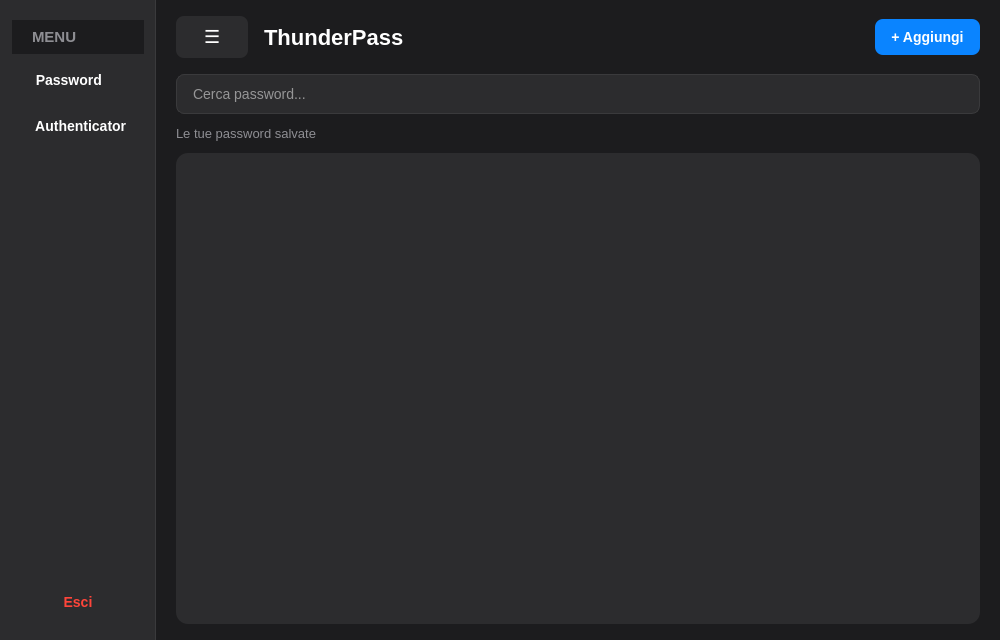
Above: src/vaultwindow.ui from IlTocche/ThunderPass before the change. Below: the same form after it.
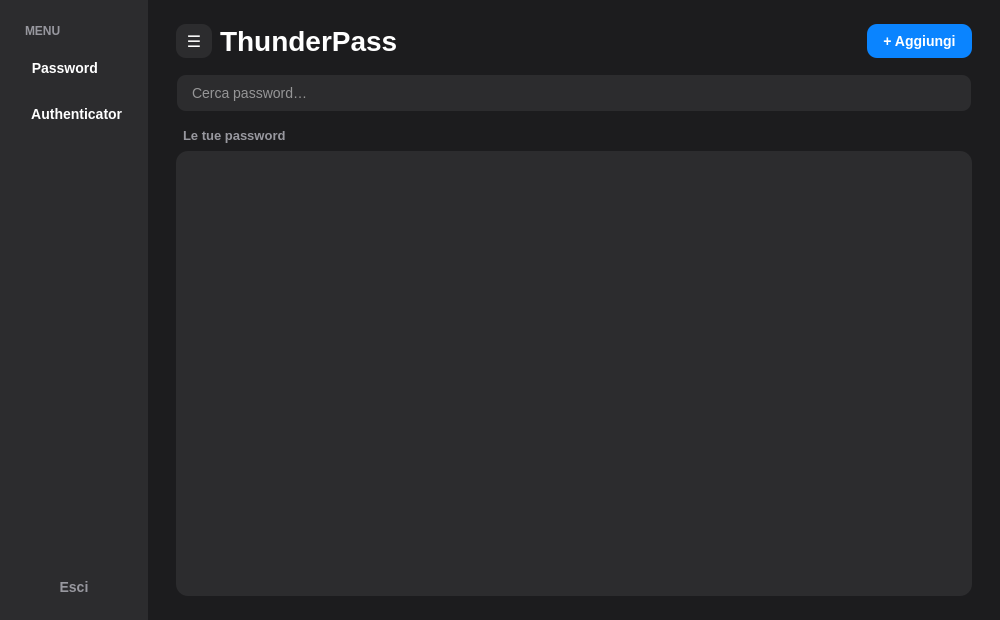
That is the form after the change.

Commit message: Add collapsible side menu with Password and Authenticator pages, preserving existing UI style

What changed in the file:
```diff
--- a/src/vaultwindow.ui
+++ b/src/vaultwindow.ui
@@ -7,59 +7,131 @@
     <x>0</x>
     <y>0</y>
     <width>1000</width>
-    <height>640</height>
+    <height>620</height>
    </rect>
   </property>
+  <property name="minimumSize">
+   <size>
+    <width>720</width>
+    <height>420</height>
+   </size>
+  </property>
   <property name="windowTitle">
    <string>ThunderPass</string>
   </property>
   <property name="styleSheet">
    <string notr="true">
-QMainWindow, QWidget {
+QMainWindow, QWidget#centralwidget {
     background-color: #1c1c1e;
+}
+QLabel {
     color: #ffffff;
-    font-family: "SF Pro Display", "Segoe UI", sans-serif;
 }
+QLabel#titleLabel {
+    font-size: 28px;
+    font-weight: 700;
+}
+QLabel#subtitleLabel {
+    font-size: 13px;
+    font-weight: 600;
+    color: #98989f;
+    padding-left: 4px;
+}
+QLabel#menuTitle {
+    font-size: 12px;
+    font-weight: 600;
+    color: #98989f;
+    padding: 4px 10px;
+}
+
+/* Bottoni principali (i tuoi) */
 QPushButton {
     background-color: #0a84ff;
-    color: white;
+    color: #ffffff;
     border: none;
-    border-radius: 8px;
-    padding: 10px 16px;
+    border-radius: 10px;
+    min-height: 20px;
+    padding: 7px 16px;
     font-size: 14px;
     font-weight: 600;
 }
-QPushButton:hover { background-color: #0071e3; }
+QPushButton:hover {
+    background-color: #2b95ff;
+}
+QPushButton:pressed {
+    background-color: #0066d6;
+}
+
+/* Logout (il tuo stile) */
 QPushButton#logoutButton {
     background-color: transparent;
-    color: #ff453a;
+    color: #98989f;
+    font-weight: 500;
 }
-QPushButton#logoutButton:hover { color: #ff6961; }
+QPushButton#logoutButton:hover {
+    background-color: #2c2c2e;
+    color: #ffffff;
+}
+QPushButton#logoutButton:pressed {
+    background-color: #3a3a3c;
+}
+
+/* Bottone menu ☰ */
 QPushButton#toggleMenuButton {
     background-color: #2c2c2e;
-    font-size: 18px;
-    min-width: 40px;
-    max-width: 40px;
+    color: #ffffff;
+    border-radius: 10px;
+    min-width: 36px;
+    max-width: 36px;
+    min-height: 34px;
+    font-size: 16px;
+    padding: 0px;
 }
-QPushButton#passwordsNavButton, QPushButton#authenticatorNavButton {
+QPushButton#toggleMenuButton:hover {
+    background-color: #3a3a3c;
+}
+
+/* Voci del menu laterale */
+QPushButton#passwordsNavButton,
+QPushButton#authenticatorNavButton {
     background-color: transparent;
+    color: #ffffff;
     text-align: left;
-    padding: 12px 16px;
+    border-radius: 10px;
+    padding: 10px 12px;
+    font-size: 14px;
     font-weight: 500;
 }
+QPushButton#passwordsNavButton:hover,
+QPushButton#authenticatorNavButton:hover {
+    background-color: #3a3a3c;
+}
+
+/* Menu laterale */
 QFrame#sideMenu {
     background-color: #2c2c2e;
-    border-right: 1px solid #3a3a3c;
+    border: none;
+    border-top-right-radius: 0px;
+    border-bottom-right-radius: 0px;
 }
+
+/* Ricerca (la tua) */
 QLineEdit#searchEdit {
     background-color: #2c2c2e;
-    border: 1px solid #3a3a3c;
-    border-radius: 8px;
-    padding: 10px 14px;
+    border: 2px solid transparent;
+    border-radius: 10px;
+    padding: 0px 12px;
+    min-height: 34px;
     color: #ffffff;
     font-size: 14px;
+    selection-background-color: #0a84ff;
+    placeholder-text-color: #636366;
 }
-QLineEdit#searchEdit:focus { border: 1px solid #0a84ff; }
+QLineEdit#searchEdit:focus {
+    border: 2px solid rgba(10, 132, 255, 60%);
+}
+
+/* Elenco (il tuo) */
 QListWidget {
     background-color: #2c2c2e;
     border: none;
@@ -73,13 +145,40 @@
     padding: 12px 14px;
     border-radius: 8px;
 }
-QListWidget::item:hover { background-color: #3a3a3c; }
-QListWidget::item:selected { background-color: #0a84ff; }
-QLabel#titleLabel { font-size: 22px; font-weight: 700; }
-QLabel#subtitleLabel { font-size: 13px; color: #8e8e93; }
-QLabel#menuTitle { font-size: 15px; font-weight: 600; color: #8e8e93; padding: 8px 16px; }
+QListWidget::item:hover {
+    background-color: #3a3a3c;
+}
+QListWidget::item:selected {
+    background-color: #0a84ff;
+    color: #ffffff;
+}
+QListWidget::item:selected:!active {
+    background-color: #48484a;
+}
+
+/* Scrollbar (le tue) */
+QScrollBar:vertical {
+    background: transparent;
+    width: 10px;
+    margin: 2px;
+}
+QScrollBar::handle:vertical {
+    background: #48484a;
+    border-radius: 3px;
+    min-height: 32px;
+}
+QScrollBar::handle:vertical:hover {
+    background: #636366;
+}
+QScrollBar::add-line:vertical, QScrollBar::sub-line:vertical {
+    height: 0px;
+}
+QScrollBar::add-page:vertical, QScrollBar::sub-page:vertical {
+    background: none;
+}
    </string>
   </property>
+
   <widget class="QWidget" name="centralwidget">
    <layout class="QHBoxLayout" name="rootLayout">
     <property name="spacing">
@@ -108,21 +207,12 @@
        <number>220</number>
       </property>
       <layout class="QVBoxLayout" name="sideLayout">
-       <property name="spacing">
-        <number>6</number>
-       </property>
-       <property name="leftMargin">
-        <number>12</number>
-       </property>
-       <property name="topMargin">
-        <number>20</number>
-       </property>
-       <property name="rightMargin">
-        <number>12</number>
-       </property>
-       <property name="bottomMargin">
-        <number>20</number>
-       </property>
+       <property name="spacing"><number>6</number></property>
+       <property name="leftMargin"><number>12</number></property>
+       <property name="topMargin"><number>20</number></property>
+       <property name="rightMargin"><number>12</number></property>
+       <property name="bottomMargin"><number>16</number></property>
+
        <item>
         <widget class="QLabel" name="menuTitle">
          <property name="text">
@@ -180,25 +270,16 @@
     <!-- ========== CONTENUTO ========== -->
     <item>
      <layout class="QVBoxLayout" name="mainContentLayout">
-      <property name="spacing">
-       <number>16</number>
-      </property>
-      <property name="leftMargin">
-       <number>20</number>
-      </property>
-      <property name="topMargin">
-       <number>16</number>
-      </property>
-      <property name="rightMargin">
-       <number>20</number>
-      </property>
-      <property name="bottomMargin">
-       <number>16</number>
-      </property>
+      <property name="spacing"><number>16</number></property>
+      <property name="leftMargin"><number>28</number></property>
+      <property name="topMargin"><number>24</number></property>
+      <property name="rightMargin"><number>28</number></property>
+      <property name="bottomMargin"><number>24</number></property>
 
-      <!-- Header -->
+      <!-- Header (il tuo stile) -->
       <item>
        <layout class="QHBoxLayout" name="headerLayout">
+        <property name="spacing"><number>8</number></property>
         <item>
          <widget class="QPushButton" name="toggleMenuButton">
           <property name="text">
@@ -252,37 +333,33 @@
         <!-- Pagina Password -->
         <widget class="QWidget" name="passwordsPage">
          <layout class="QVBoxLayout" name="passwordsLayout">
-          <property name="spacing">
-           <number>12</number>
-          </property>
-          <property name="leftMargin">
-           <number>0</number>
-          </property>
-          <property name="topMargin">
-           <number>0</number>
-          </property>
-          <property name="rightMargin">
-           <number>0</number>
-          </property>
-          <property name="bottomMargin">
-           <number>0</number>
-          </property>
+          <property name="spacing"><number>16</number></property>
+          <property name="leftMargin"><number>0</number></property>
+          <property name="topMargin"><number>0</number></property>
+          <property name="rightMargin"><number>0</number></property>
+          <property name="bottomMargin"><number>0</number></property>
+
           <item>
            <widget class="QLineEdit" name="searchEdit">
-            <property name="placeholderText">
-             <string>Cerca password...</string>
-            </property>
+            <property name="placeholderText"><string>Cerca password…</string></property>
+            <property name="clearButtonEnabled"><bool>true</bool></property>
            </widget>
           </item>
           <item>
-           <widget class="QLabel" name="subtitleLabel">
-            <property name="text">
-             <string>Le tue password salvate</string>
-            </property>
-           </widget>
-          </item>
-          <item>
-           <widget class="QListWidget" name="passwordList"/>
+           <layout class="QVBoxLayout" name="listLayout">
+            <property name="spacing"><number>8</number></property>
+            <item>
+             <widget class="QLabel" name="subtitleLabel">
+              <property name="text"><string>Le tue password</string></property>
+             </widget>
+            </item>
+            <item>
+             <widget class="QListWidget" name="passwordList">
+              <property name="frameShape"><enum>QFrame::NoFrame</enum></property>
+              <property name="horizontalScrollBarPolicy"><enum>Qt::ScrollBarAlwaysOff</enum></property>
+             </widget>
+            </item>
+           </layout>
           </item>
          </layout>
         </widget>
```
Left out of the diff: 111 changed lines with no effect on the pictures.
